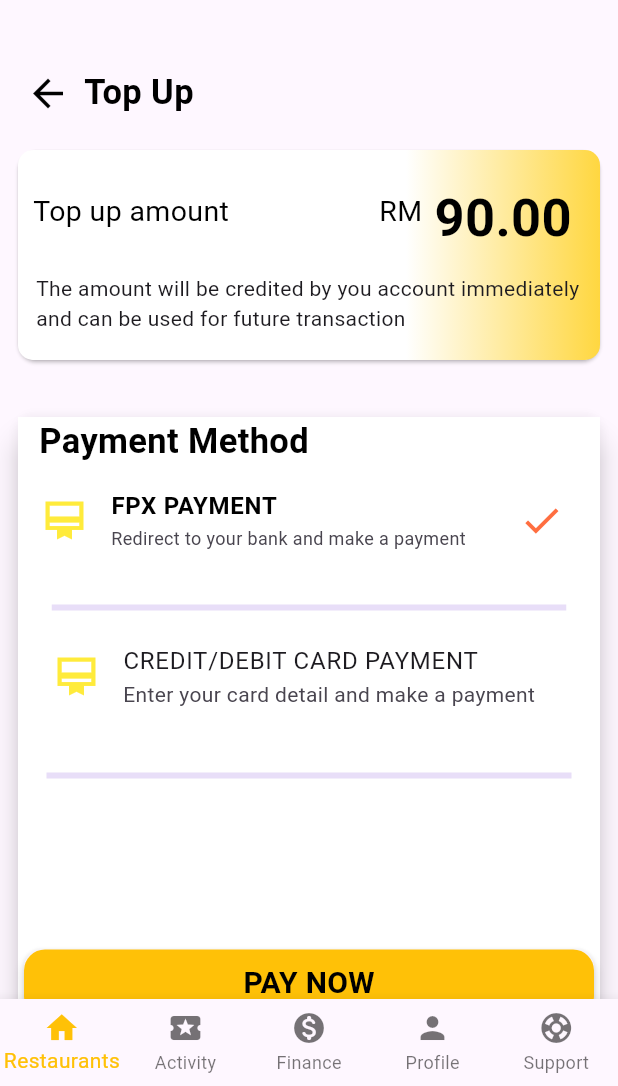
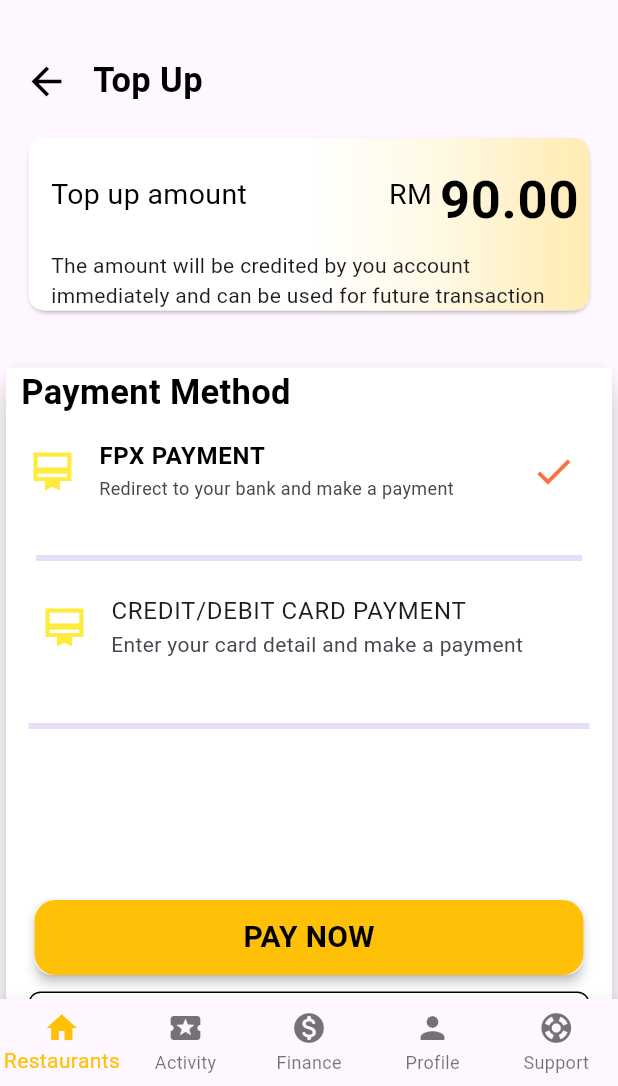
Before and after one commit to safwan119/Resto-app-for-practise, a Flutter app: the TopUp screen opened directly, on a phone screen of 412 x 824 dp, the part 150-1236 px from its top. Run offline on Flutter 3.47's test engine with Material 3 defaults, Android fonts, the phone set to English and light mode, and no system bars; our stand-ins replace firebase_auth, firebase_core, flutter_dotenv, flutter_rating, fluttertoast, font_awesome_flutter and 1 more; accounts and stored records are empty.

Commit message:
Responsiveness this file

```diff
--- a/lib/topUp.dart
+++ b/lib/topUp.dart
@@ -1,13 +1,14 @@
 import 'package:flutter/cupertino.dart';
 import 'package:flutter/material.dart';
 
+import 'bottom_navigator/bottom_navigator_bar.dart';
+import 'drawer/drawer.dart';
 class TopUp extends StatefulWidget {
   @override
   State<TopUp> createState() => _TopUpState();
 }
-
 class _TopUpState extends State<TopUp> {
-  var itemIndex = 0;
+  final priceController = TextEditingController();
   Widget build(BuildContext context) {
     return Scaffold(
       appBar: AppBar(
@@ -25,7 +26,6 @@ class _TopUpState extends State<TopUp> {
             Container(
               width: 170,
               height: 30,
-              // color: Colors.black,
               decoration: BoxDecoration(
                 color: Colors.black,
                 borderRadius: BorderRadius.circular(25),
@@ -35,7 +35,6 @@ class _TopUpState extends State<TopUp> {
                   "MAKE FLASH ORDER",
                   style: TextStyle(
                     color: Colors.amber,
-                    // backgroundColor: Colors.black,
                     fontSize: 16,
                     fontWeight: FontWeight.bold,
                     fontStyle: FontStyle.italic,
@@ -47,124 +46,24 @@ class _TopUpState extends State<TopUp> {
         ),
         backgroundColor: Colors.amber,
       ),
-      endDrawer: Drawer(
-        backgroundColor: Colors.yellow,
-        child: ListView(
-          children: [
-            Align(
-              alignment: Alignment.centerRight,
-              child: Padding(
-                padding: const EdgeInsets.only(),
-                child: IconButton(
-                  style: IconButton.styleFrom(
-                    backgroundColor: Colors.white,
-
-                    shape: CircleBorder(),
-                  ),
-                  onPressed: () {
-                    Navigator.pop(context);
-                  },
-                  icon: Icon(Icons.close, size: 20, grade: 12),
-                ),
-              ),
-            ),
-            SizedBox(height: 60),
-            ListTile(
-              title: Text(
-                "My Profile",
-                style: TextStyle(
-                  color: Colors.black,
-                  fontWeight: FontWeight.bold,
-                ),
-              ),
-              trailing: Icon(Icons.keyboard_arrow_right),
-              onTap: () {
-                // Navigator.push(context, MaterialPageRoute(builder: (context)=>AdresDetail()));
-              },
-            ),
-            ListTile(
-              title: Text(
-                "RESTO.COM Bussiness",
-                style: TextStyle(
-                  color: Colors.black,
-                  fontWeight: FontWeight.bold,
-                ),
-              ),
-              trailing: Icon(Icons.keyboard_arrow_right),
-              onTap: () {},
-            ),
-            ListTile(
-              title: Text(
-                "Help Centre",
-                style: TextStyle(
-                  color: Colors.black,
-                  fontWeight: FontWeight.bold,
-                ),
-              ),
-              trailing: Icon(Icons.keyboard_arrow_right),
-              onTap: () {},
-            ),
-            ListTile(
-              title: Text(
-                "Privacy&Policy",
-                style: TextStyle(
-                  color: Colors.black,
-                  fontWeight: FontWeight.bold,
-                ),
-              ),
-              trailing: Icon(Icons.keyboard_arrow_right),
-              onTap: () {},
-            ),
-            ListTile(
-              title: Text(
-                "LogOut",
-                style: TextStyle(
-                  color: Colors.black,
-                  fontWeight: FontWeight.bold,
-                ),
-              ),
-              trailing: Icon(Icons.logout),
-              onTap: () {},
-            ),
-          ],
-        ),
-      ),
-      bottomNavigationBar: BottomNavigationBar(
-        type: BottomNavigationBarType.fixed,
-        selectedItemColor: Colors.amber,
-
-        onTap: (index) {
-          setState(() {
-            itemIndex = index;
-          });
-        },
-        currentIndex: itemIndex,
-        items: [
-          BottomNavigationBarItem(icon: Icon(Icons.home), label: "Restaurants"),
-          BottomNavigationBarItem(
-            icon: Icon(Icons.local_activity),
-            label: "Activity",
-          ),
-          BottomNavigationBarItem(
-            icon: Icon(Icons.monetization_on_rounded),
-            label: "Finance",
-          ),
-          BottomNavigationBarItem(icon: Icon(Icons.person), label: "Profile"),
-          BottomNavigationBarItem(icon: Icon(Icons.support), label: "Support"),
-        ],
-      ),
+      endDrawer: Drawer1(),
+      bottomNavigationBar: BottomNavigatorBar1(),
       body: SingleChildScrollView(
-        child: Padding(
-          padding: const EdgeInsets.all(8.0),
         child: Column(
           children: [
             SizedBox(height: 30),
             Row(
               children: [
-                  // SizedBox(width: 50),
-                  IconButton(
+                Padding(
+                  padding: const EdgeInsets.symmetric(horizontal: 7),
+                  child: IconButton(
                     onPressed: () {},
-                    icon: Icon(Icons.arrow_back_outlined, size: 30,color: Colors.black,),
+                    icon: Icon(
+                      Icons.arrow_back_outlined,
+                      size: 30,
+                      color: Colors.black,
+                    ),
+                  ),
                 ),
                 Text(
                   "Top Up",
@@ -177,11 +76,11 @@ class _TopUpState extends State<TopUp> {
               ],
             ),
             SizedBox(height: 10),
-              Card(
-
+            Padding(
+              padding: const EdgeInsets.symmetric(horizontal: 15),
+              child: Card(
                 child: Container(
-                  width: 400,
-                  height: 140,
+                  width: double.infinity,
                   decoration: BoxDecoration(
                     borderRadius: BorderRadius.circular(10),
                     gradient: LinearGradient(
@@ -191,7 +90,8 @@ class _TopUpState extends State<TopUp> {
                         Colors.white,
                         Colors.white,
                         Colors.white,
-                        Colors.amberAccent,
+                        Colors.amber.shade50,
+                        Colors.amber.shade100,
                       ],
                     ),
                   ),
@@ -200,25 +100,43 @@ class _TopUpState extends State<TopUp> {
                       SizedBox(height: 12),
                       Row(
                         children: [
-                          SizedBox(width: 10),
+                          SizedBox(width: 15),
                           Text(
                             "Top up amount",
                             style: TextStyle(color: Colors.black, fontSize: 19),
                           ),
-                          SizedBox(width: 100),
+                          Spacer(),
                           Text(
                             "RM",
                             style: TextStyle(color: Colors.black, fontSize: 19),
                           ),
-                          SizedBox(width: 8),
+                          SizedBox(width: 5),
                           Padding(
-                            padding: const EdgeInsets.only(top: 8),
-                            child: Text(
-                              "90.00",
+                            padding: const EdgeInsets.only(
+                              right: 0,
+                              left: 0,
+                              top: 11,
+                            ),
+                            child: Container(
+                              height: 40,
+                              width: 100,
+                              child: TextFormField(
+                                controller: priceController,
+                                cursorColor: Colors.black,
                                 style: TextStyle(
                                   color: Colors.black,
                                   fontSize: 35,
                                   fontWeight: FontWeight.bold,
+                                ),
+                                decoration: InputDecoration(
+                                  hintText: "90.00",
+                                  hintStyle: TextStyle(
+                                    color: Colors.black,
+                                    fontSize: 35,
+                                    fontWeight: FontWeight.bold,
+                                  ),
+                                  border: InputBorder.none,
+                                ),
                               ),
                             ),
                           ),
@@ -226,12 +144,16 @@ class _TopUpState extends State<TopUp> {
                       ),
                       SizedBox(height: 12),
                       Padding(
-                        padding: const EdgeInsets.only(left: 12),
+                        padding: const EdgeInsets.symmetric(horizontal: 15),
+                        child: Align(
+                          alignment: Alignment.centerLeft,
                           child: Text(
                             "The amount will be credited by you account immediately and can be used for future transaction",
                           ),
                         ),
+                      ),
                     ],
+                  ),
                 ),
               ),
             ),
@@ -241,14 +163,22 @@ class _TopUpState extends State<TopUp> {
 
               child: Container(
                 width: double.infinity,
-                  height: 700,
                 color: Colors.white,
                 child: Column(
                   children: [
-                      // SizedBox(height: 4,),
                     Padding(
-                        padding: const EdgeInsets.only(right: 180),
-                        child: Text("Payment Method",style: TextStyle(color: Colors.black,fontSize: 23,fontWeight: FontWeight.bold),),
+                      padding: const EdgeInsets.symmetric(horizontal: 10),
+                      child: Align(
+                        alignment: Alignment.centerLeft,
+                        child: Text(
+                          "Payment Method",
+                          style: TextStyle(
+                            color: Colors.black,
+                            fontSize: 23,
+                            fontWeight: FontWeight.bold,
+                          ),
+                        ),
+                      ),
                     ),
 
                     Padding(
@@ -268,11 +198,8 @@ class _TopUpState extends State<TopUp> {
                           ),
                         ),
                         subtitle: Text(
-                            "Redirect to your bank and make a payment", style: TextStyle(
-                            // color: Colors.black,
-
-                            fontSize: 12,
-                          ),
+                          "Redirect to your bank and make a payment",
+                          style: TextStyle(fontSize: 12),
                         ),
                         trailing: Icon(
                           Icons.check,
@@ -282,12 +209,9 @@ class _TopUpState extends State<TopUp> {
                       ),
                     ),
                     SizedBox(height: 20),
-                      Container(
-                        width: 343,
-                        child: LinearProgressIndicator(
-                          // color: Colors.black12,
-                          value: 0,
-                        ),
+                    Padding(
+                      padding: const EdgeInsets.symmetric(horizontal: 20),
+                      child: LinearProgressIndicator(value: 0),
                     ),
                     Padding(
                       padding: const EdgeInsets.all(8.0),
@@ -307,20 +231,22 @@ class _TopUpState extends State<TopUp> {
                       ),
                     ),
                     SizedBox(height: 20),
-                      Container(
-                        width: 350,
+                    Padding(
+                      padding: const EdgeInsets.symmetric(horizontal: 15),
                       child: LinearProgressIndicator(
                         color: Colors.black12,
                         value: 0,
                       ),
                     ),
                     SizedBox(height: 110),
-                      Card(
+                    Padding(
+                      padding: const EdgeInsets.symmetric(horizontal: 15),
+                      child: Card(
                         elevation: 3,
                         child: InkWell(
                           child: Container(
-                            width: 400,
-                            height: 45,
+                            width: double.infinity,
+                            height: 50,
                             decoration: BoxDecoration(
                               color: Colors.amber,
                               borderRadius: BorderRadius.circular(14),
@@ -339,10 +265,12 @@ class _TopUpState extends State<TopUp> {
                           onTap: () {},
                         ),
                       ),
+                    ),
                     SizedBox(height: 7),
                     Padding(
-                    padding: const EdgeInsets.all(8.0),
+                      padding: const EdgeInsets.symmetric(horizontal: 15),
                       child: Container(
+                        width: double.infinity,
                         height: 60,
                         decoration: BoxDecoration(
                           border: Border.all(color: Colors.black),
@@ -350,18 +278,24 @@ class _TopUpState extends State<TopUp> {
                         ),
                         child: Row(
                           children: [
-                          SizedBox(width: 12), // left padding before icon
+                            SizedBox(width: 12),
                             Icon(
                               Icons.not_interested_rounded,
                               color: Colors.black,
                             ),
-                          SizedBox(width: 12), // space between icon and text
+                            SizedBox(width: 12),
                             Expanded(
                               child: RichText(
                                 text: TextSpan(
-                                style: TextStyle(color: Colors.black, fontSize: 16),
+                                  style: TextStyle(
+                                    color: Colors.black,
+                                    fontSize: 16,
+                                  ),
                                   children: [
-                                  TextSpan(text: "By Continuing, you have read and agree to Resto.com "),
+                                    TextSpan(
+                                      text:
+                                          "By Continuing, you have read and agree to Resto.com ",
+                                    ),
                                     TextSpan(
                                       text: "terms and condition",
                                       style: TextStyle(color: Colors.blue),
@@ -370,18 +304,19 @@ class _TopUpState extends State<TopUp> {
                                 ),
                               ),
                             ),
-                          SizedBox(width: 12), // right padding
-                        ],
-                      ),
-                    ),),
-
                           ],
                         ),
                       ),
                     ),
                     SizedBox(height: 12),
-            ],)
-    ),)
+                  ],
+                ),
+              ),
+            ),
+            SizedBox(height: 12),
+          ],
+        ),
+      ),
     );
   }
 }
```
Lines whose indentation alone changed are shown as unchanged.
